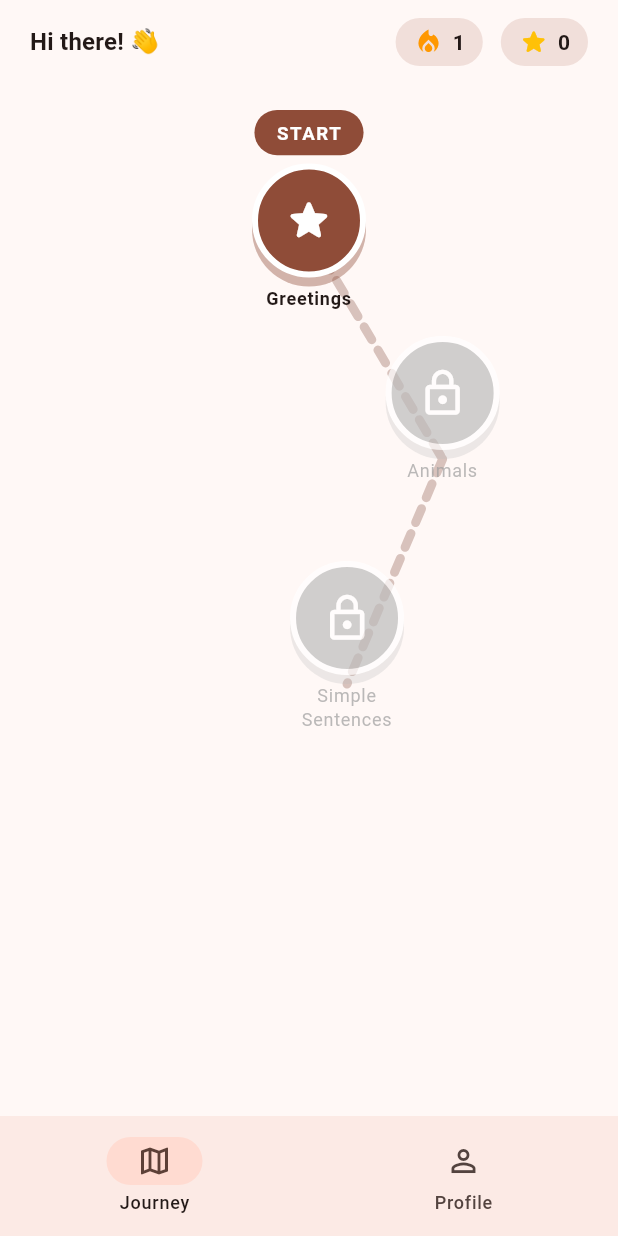
After one commit to codemanxdev/gnps_learning_hub, a Flutter app: the screen it shows after launch, on a phone screen of 412 x 824 dp. The commit adds this screen. Run offline on Flutter 3.47's test engine with Material 3 defaults, Android fonts, the phone set to English and light mode, and no system bars; our stand-ins replace cloud_firestore, firebase_core, flutter_riverpod, flutter_tts, hive_flutter; accounts and stored records are empty.

Commit message:
Refactor progress handling and enhance journey screen layout
- Updated ProgressNotifier to ensure initial loading is awaited before actions.
- Improved error handling and loading indicators in JourneyScreen.
- Added CurrentLessonBanner and JourneyBanner for better user feedback.
- Introduced LessonPath and LessonNode for visual representation of lessons.
- Enhanced ProfileScreen layout for better readability.
- Added DashedPathPainter for custom dashed line drawing.

```diff
--- a/lib/screens/journey_screen.dart
+++ b/lib/screens/journey_screen.dart
@@ -1,8 +1,12 @@
 import 'package:flutter/material.dart';
 import 'package:flutter_riverpod/flutter_riverpod.dart';
 
+import '../models/journey.dart';
 import '../models/lesson.dart';
+import '../models/progress.dart';
 import '../providers.dart';
+import '../widgets/journey/lesson_path.dart';
+import '../widgets/journey/journey_banner.dart';
 import 'lesson_screen.dart';
 import 'profile_screen.dart';
 
@@ -16,25 +20,35 @@ class JourneyScreen extends ConsumerStatefulWidget {
 class _JourneyScreenState extends ConsumerState<JourneyScreen> {
   int _tabIndex = 0;
 
+  Future<void> _openLesson(Lesson lesson, Journey journey) async {
+    await Navigator.of(context).push(
+      MaterialPageRoute(
+        builder: (_) => LessonScreen(lesson: lesson, journey: journey),
+      ),
+    );
+  }
+
   @override
   Widget build(BuildContext context) {
     final journeyAsync = ref.watch(journeyProvider);
     final progressAsync = ref.watch(progressProvider);
 
     return Scaffold(
-      appBar: AppBar(title: const Text('Your Journey')),
-      body: IndexedStack(
+      body: SafeArea(
+        bottom: false, // NavigationBar handles the bottom inset itself
+        child: IndexedStack(
           index: _tabIndex,
           children: [
             journeyAsync.when(
               data: (journey) => progressAsync.when(
-              data: (progress) => _LessonPath(
-                lessons: journey.lessons,
-                unlockedIds: progress.unlockedLessonIds,
-                completedIds: progress.completedLessonIds,
+                data: (progress) => _JourneyContent(
+                  journey: journey,
+                  progress: progress,
+                  onTapLesson: (lesson) => _openLesson(lesson, journey),
                 ),
                 loading: () => const Center(child: CircularProgressIndicator()),
-              error: (e, _) => Center(child: Text('Error loading progress: $e')),
+                error: (e, _) =>
+                    Center(child: Text('Error loading progress: $e')),
               ),
               loading: () => const Center(child: CircularProgressIndicator()),
               error: (e, _) => Center(child: Text('Error loading lessons: $e')),
@@ -42,72 +56,53 @@ class _JourneyScreenState extends ConsumerState<JourneyScreen> {
             const ProfileScreen(),
           ],
         ),
+      ),
       bottomNavigationBar: NavigationBar(
         selectedIndex: _tabIndex,
         onDestinationSelected: (i) => setState(() => _tabIndex = i),
         destinations: const [
-          NavigationDestination(icon: Icon(Icons.map_outlined), label: 'Journey'),
-          NavigationDestination(icon: Icon(Icons.person_outline), label: 'Profile'),
+          NavigationDestination(
+            icon: Icon(Icons.map_outlined),
+            label: 'Journey',
+          ),
+          NavigationDestination(
+            icon: Icon(Icons.person_outline),
+            label: 'Profile',
+          ),
         ],
       ),
     );
   }
 }
 
-class _LessonPath extends ConsumerWidget {
-  final List<Lesson> lessons;
-  final Set<String> unlockedIds;
-  final Set<String> completedIds;
+class _JourneyContent extends StatelessWidget {
+  final Journey journey;
+  final LocalProgress progress;
+  final void Function(Lesson lesson) onTapLesson;
 
-  const _LessonPath({
-    required this.lessons,
-    required this.unlockedIds,
-    required this.completedIds,
+  const _JourneyContent({
+    required this.journey,
+    required this.progress,
+    required this.onTapLesson,
   });
 
   @override
-  Widget build(BuildContext context, WidgetRef ref) {
-    return ListView.separated(
-      padding: const EdgeInsets.all(16),
-      itemCount: lessons.length,
-      separatorBuilder: (_, __) => const SizedBox(height: 12),
-      itemBuilder: (context, index) {
-        final lesson = lessons[index];
-        final isUnlocked = unlockedIds.contains(lesson.id);
-        final isCompleted = completedIds.contains(lesson.id);
-
-        return Card(
-          elevation: isUnlocked ? 2 : 0,
-          color: isUnlocked ? null : Theme.of(context).colorScheme.surfaceContainerHighest,
-          child: ListTile(
-            leading: CircleAvatar(
-              backgroundColor: isCompleted
-                  ? Colors.green
-                  : (isUnlocked ? Theme.of(context).colorScheme.primary : Colors.grey),
-              child: Icon(
-                isCompleted
-                    ? Icons.check
-                    : (isUnlocked ? Icons.play_arrow : Icons.lock_outline),
-                color: Colors.white,
+  Widget build(BuildContext context) {
+    return Column(
+      children: [
+        JourneyBanner(
+          streak: progress.currentStreak,
+          points: progress.totalPoints,
+        ),
+        Expanded(
+          child: LessonPath(
+            lessons: journey.lessons,
+            unlockedIds: progress.unlockedLessonIds,
+            completedIds: progress.completedLessonIds,
+            onTapLesson: onTapLesson,
           ),
         ),
-            title: Text(lesson.title),
-            subtitle: Text('${lesson.tasks.length} activities'),
-            enabled: isUnlocked,
-            onTap: isUnlocked
-                ? () async {
-                    final journey = await ref.read(journeyProvider.future);
-                    if (!context.mounted) return;
-                    await Navigator.of(context).push(
-                      MaterialPageRoute(
-                        builder: (_) => LessonScreen(lesson: lesson, journey: journey),
-                      ),
-                    );
-                  }
-                : null,
-          ),
-        );
-      },
+      ],
     );
   }
 }
--- a/lib/screens/splash_screen.dart
+++ b/lib/screens/splash_screen.dart
@@ -26,7 +26,7 @@ class _SplashScreenState extends ConsumerState<SplashScreen> {
     await ref.read(progressProvider.notifier).registerAppOpen();
 
     final journey = await journeyFuture;
-    ref.read(progressProvider.notifier).ensureFirstLessonUnlocked(journey);
+    await ref.read(progressProvider.notifier).ensureFirstLessonUnlocked(journey);
 
     await minimumSplashTime;
 
--- a/lib/services/progress_service.dart
+++ b/lib/services/progress_service.dart
@@ -36,9 +36,13 @@ class ProgressService {
   }
 
   /// Ensures the first lesson is unlocked on a fresh install.
-  LocalProgress ensureFirstLessonUnlocked(LocalProgress progress, Journey journey) {
+  Future<LocalProgress> ensureFirstLessonUnlocked(
+    LocalProgress progress,
+    Journey journey,
+  ) async {
     if (progress.unlockedLessonIds.isEmpty && journey.lessons.isNotEmpty) {
       progress.unlockedLessonIds.add(journey.lessons.first.id);
+      await _repository.save(progress);
     }
     return progress;
   }
--- /dev/null
+++ b/lib/widgets/journey/dashed_path_painter.dart
@@ -0,0 +1,64 @@
+import 'package:flutter/material.dart';
+
+class DashedPathPainter extends CustomPainter {
+  final List<Offset> points;
+  final Color color;
+  final double strokeWidth;
+  final double dashLength;
+  final double gapLength;
+
+  DashedPathPainter({
+    required this.points,
+    this.color = const Color(0xFFE0E0E0),
+    this.strokeWidth = 6,
+    this.dashLength = 10,
+    this.gapLength = 8,
+  });
+
+  @override
+  void paint(Canvas canvas, Size size) {
+    if (points.length < 2) return;
+
+    final paint = Paint()
+      ..color = color
+      ..strokeWidth = strokeWidth
+      ..strokeCap = StrokeCap.round
+      ..style = PaintingStyle.stroke;
+
+    for (int i = 0; i < points.length - 1; i++) {
+      _drawDashedSegment(canvas, points[i], points[i + 1], paint);
+    }
+  }
+
+  void _drawDashedSegment(
+    Canvas canvas,
+    Offset start,
+    Offset end,
+    Paint paint,
+  ) {
+    final totalDistance = (end - start).distance;
+    if (totalDistance == 0) return;
+
+    final direction = (end - start) / totalDistance;
+    double covered = 0;
+    bool drawing = true;
+
+    while (covered < totalDistance) {
+      final segmentLength = drawing ? dashLength : gapLength;
+      final next = (covered + segmentLength).clamp(0, totalDistance);
+      if (drawing) {
+        canvas.drawLine(
+          start + direction * covered,
+          start + direction * next.toDouble(),
+          paint,
+        );
+      }
+      covered = next.toDouble();
+      drawing = !drawing;
+    }
+  }
+
+  @override
+  bool shouldRepaint(covariant DashedPathPainter oldDelegate) =>
+      oldDelegate.points != points || oldDelegate.color != color;
+}
--- /dev/null
+++ b/lib/widgets/journey/journey_banner.dart
@@ -0,0 +1,79 @@
+import 'package:flutter/material.dart';
+
+/// A compact strip on the Journey screen: a friendly greeting on the left,
+/// streak + points at a glance on the right.
+class JourneyBanner extends StatelessWidget {
+  final int streak;
+  final int points;
+
+  const JourneyBanner({super.key, required this.streak, required this.points});
+
+  @override
+  Widget build(BuildContext context) {
+    return Padding(
+      padding: const EdgeInsets.fromLTRB(20, 12, 20, 4),
+      child: Row(
+        mainAxisAlignment: MainAxisAlignment.spaceBetween,
+        children: [
+          Text(
+            'Hi there! 👋',
+            style: Theme.of(
+              context,
+            ).textTheme.titleMedium?.copyWith(fontWeight: FontWeight.bold),
+          ),
+          Row(
+            children: [
+              _StatPill(
+                icon: Icons.local_fire_department,
+                color: Colors.orange,
+                value: '$streak',
+              ),
+              const SizedBox(width: 12),
+              _StatPill(
+                icon: Icons.star_rounded,
+                color: Colors.amber,
+                value: '$points',
+              ),
+            ],
+          ),
+        ],
+      ),
+    );
+  }
+}
+
+class _StatPill extends StatelessWidget {
+  final IconData icon;
+  final Color color;
+  final String value;
+
+  const _StatPill({
+    required this.icon,
+    required this.color,
+    required this.value,
+  });
+
+  @override
+  Widget build(BuildContext context) {
+    return Container(
+      padding: const EdgeInsets.symmetric(horizontal: 12, vertical: 6),
+      decoration: BoxDecoration(
+        color: Theme.of(context).colorScheme.surfaceContainerHighest,
+        borderRadius: BorderRadius.circular(20),
+      ),
+      child: Row(
+        mainAxisSize: MainAxisSize.min,
+        children: [
+          Icon(icon, color: color, size: 20),
+          const SizedBox(width: 6),
+          Text(
+            value,
+            style: Theme.of(
+              context,
+            ).textTheme.labelLarge?.copyWith(fontWeight: FontWeight.bold),
+          ),
+        ],
+      ),
+    );
+  }
+}
--- /dev/null
+++ b/lib/widgets/journey/lesson_node.dart
@@ -0,0 +1,139 @@
+import 'package:flutter/material.dart';
+
+enum LessonNodeState { locked, unlocked, current, completed }
+
+class LessonNode extends StatelessWidget {
+  final String title;
+  final LessonNodeState state;
+  final VoidCallback? onTap;
+  final double size;
+
+  const LessonNode({
+    super.key,
+    required this.title,
+    required this.state,
+    required this.onTap,
+    this.size = 76,
+  });
+
+  Color _baseColor(BuildContext context) {
+    switch (state) {
+      case LessonNodeState.locked:
+        return Colors.grey.shade400;
+      case LessonNodeState.unlocked:
+      case LessonNodeState.current:
+        return Theme.of(context).colorScheme.primary;
+      case LessonNodeState.completed:
+        return Colors.amber.shade600;
+    }
+  }
+
+  IconData _icon() {
+    switch (state) {
+      case LessonNodeState.locked:
+        return Icons.lock_outline;
+      case LessonNodeState.unlocked:
+      case LessonNodeState.current:
+        return Icons.star_rounded;
+      case LessonNodeState.completed:
+        return Icons.check_rounded;
+    }
+  }
+
+  @override
+  Widget build(BuildContext context) {
+    final color = _baseColor(context);
+    final isTappable = onTap != null;
+
+    final node = Container(
+      width: size,
+      height: size,
+      decoration: BoxDecoration(
+        shape: BoxShape.circle,
+        color: color,
+        boxShadow: [
+          BoxShadow(
+            color: color.withValues(alpha: 0.4),
+            blurRadius: 0,
+            offset: const Offset(0, 6),
+            spreadRadius: 0,
+          ),
+        ],
+        border: Border.all(
+          color: Colors.white,
+          width: 4,
+        ),
+      ),
+      child: Icon(_icon(), color: Colors.white, size: size * 0.45),
+    );
+
+    final labeled = Column(
+      mainAxisSize: MainAxisSize.min,
+      children: [
+        if (state == LessonNodeState.current) _StartBubble(color: color),
+        node,
+        const SizedBox(height: 6),
+        SizedBox(
+          width: size + 24,
+          child: Text(
+            title,
+            textAlign: TextAlign.center,
+            maxLines: 2,
+            overflow: TextOverflow.ellipsis,
+            style: Theme.of(context).textTheme.labelMedium?.copyWith(
+              fontWeight: state == LessonNodeState.current ? FontWeight.bold : FontWeight.normal,
+              color: state == LessonNodeState.locked ? Colors.grey : null,
+            ),
+          ),
+        ),
+      ],
+    );
+
+    return GestureDetector(
+      onTap: onTap,
+      child: Opacity(opacity: isTappable ? 1.0 : 0.7, child: labeled),
+    );
+  }
+}
+
+class _StartBubble extends StatefulWidget {
+  final Color color;
+  const _StartBubble({required this.color});
+
+  @override
+  State<_StartBubble> createState() => _StartBubbleState();
+}
+
+class _StartBubbleState extends State<_StartBubble> with SingleTickerProviderStateMixin {
+  late final AnimationController _controller = AnimationController(
+    vsync: this,
+    duration: const Duration(milliseconds: 900),
+  )..repeat(reverse: true);
+
+  @override
+  void dispose() {
+    _controller.dispose();
+    super.dispose();
+  }
+
+  @override
+  Widget build(BuildContext context) {
+    return ScaleTransition(
+      scale: Tween(begin: 0.95, end: 1.05).animate(
+        CurvedAnimation(parent: _controller, curve: Curves.easeInOut),
+      ),
+      child: Container(
+        margin: const EdgeInsets.only(bottom: 6),
+        padding: const EdgeInsets.symmetric(horizontal: 14, vertical: 6),
+        decoration: BoxDecoration(
+          color: widget.color,
+          borderRadius: BorderRadius.circular(20),
+        ),
+        child: const Text(
+          'START',
+          style: TextStyle(color: Colors.white, fontWeight: FontWeight.bold, fontSize: 12, letterSpacing: 1),
+        ),
+      ),
+    );
+  }
+}
--- /dev/null
+++ b/lib/widgets/journey/lesson_path.dart
@@ -0,0 +1,103 @@
+import 'dart:math';
+import 'package:flutter/material.dart';
+
+import '../../models/lesson.dart';
+import 'dashed_path_painter.dart';
+import 'lesson_node.dart';
+
+class LessonPath extends StatelessWidget {
+  final List<Lesson> lessons;
+  final Set<String> unlockedIds;
+  final Set<String> completedIds;
+  final void Function(Lesson lesson) onTapLesson;
+
+  static const double _verticalSpacing = 150;
+  static const double _nodeSize = 76;
+  static const double _horizontalAmplitude = 90;
+  static const double _topPadding =
+      70; // room for the START bubble above the first node
+
+  const LessonPath({
+    super.key,
+    required this.lessons,
+    required this.unlockedIds,
+    required this.completedIds,
+    required this.onTapLesson,
+  });
+
+  String? get _currentLessonId {
+    for (final lesson in lessons) {
+      if (unlockedIds.contains(lesson.id) &&
+          !completedIds.contains(lesson.id)) {
+        return lesson.id;
+      }
+    }
+    return null;
+  }
+
+  LessonNodeState _stateFor(Lesson lesson) {
+    if (completedIds.contains(lesson.id)) return LessonNodeState.completed;
+    if (lesson.id == _currentLessonId) return LessonNodeState.current;
+    if (unlockedIds.contains(lesson.id)) return LessonNodeState.unlocked;
+    return LessonNodeState.locked;
+  }
+
+  double _xOffsetFor(int index, double centerX) {
+    final wave = sin(index * pi / 2.2);
+    return centerX + wave * _horizontalAmplitude;
+  }
+
+  @override
+  Widget build(BuildContext context) {
+    return LayoutBuilder(
+      builder: (context, constraints) {
+        final centerX = constraints.maxWidth / 2;
+        final totalHeight =
+            _verticalSpacing * lessons.length + _nodeSize + _topPadding + 20;
+
+        final nodeCenters = [
+          for (int i = 0; i < lessons.length; i++)
+            Offset(
+              _xOffsetFor(i, centerX),
+              i * _verticalSpacing + _nodeSize / 2 + _topPadding,
+            ),
+        ];
+
+        return SingleChildScrollView(
+          padding: const EdgeInsets.only(bottom: 48),
+          child: SizedBox(
+            width: constraints.maxWidth,
+            height: totalHeight,
+            child: Stack(
+              clipBehavior: Clip.none,
+              children: [
+                Positioned.fill(
+                  child: CustomPaint(
+                    painter: DashedPathPainter(
+                      points: nodeCenters,
+                      color: Theme.of(context).colorScheme.outlineVariant,
+                    ),
+                  ),
+                ),
+                for (int i = 0; i < lessons.length; i++)
+                  Positioned(
+                    left: nodeCenters[i].dx - (_nodeSize + 24) / 2,
+                    top: nodeCenters[i].dy - _nodeSize / 2 - 44,
+                    width: _nodeSize + 24,
+                    child: LessonNode(
+                      title: lessons[i].title,
+                      state: _stateFor(lessons[i]),
+                      size: _nodeSize,
+                      onTap: unlockedIds.contains(lessons[i].id)
+                          ? () => onTapLesson(lessons[i])
+                          : null,
+                    ),
+                  ),
+              ],
+            ),
+          ),
+        );
+      },
+    );
+  }
+}
```
Also changed, not shown: lib/providers.dart (+12 -8 lines), lib/screens/lesson_screen.dart (+49 -20 lines), lib/screens/profile_screen.dart (+10 -2 lines), lib/widgets/journey/current_lesson_banner.dart (added, +137 -0 lines). Lines whose indentation alone changed are shown as unchanged.
